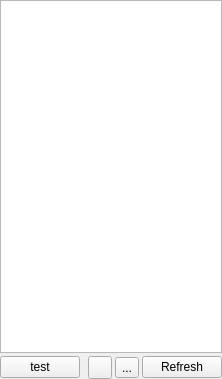
Old version of the form source/wnd/ui/devicemgr.ui in the repository ww4u/megarobostudio.
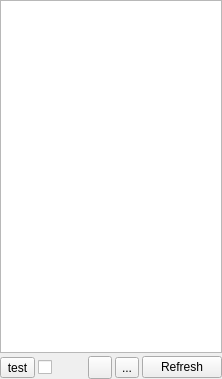
New version of the form. Icons and pictures are not drawn.

```diff
--- a/source/wnd/ui/devicemgr.ui
+++ b/source/wnd/ui/devicemgr.ui
@@ -50,12 +50,26 @@
    <item>
     <layout class="QHBoxLayout" name="horizontalLayout">
      <item>
-      <widget class="QPushButton" name="btnTest">
+      <widget class="QToolButton" name="btnTest">
        <property name="text">
         <string>test</string>
        </property>
       </widget>
      </item>
+     <item>
+      <widget class="QCheckBox" name="chkOnLine">
+       <property name="layoutDirection">
+        <enum>Qt::RightToLeft</enum>
+       </property>
+       <property name="text">
+        <string/>
+       </property>
+       <property name="icon">
+        <iconset resource="../res/res.qrc">
+         <normaloff>:/res/image/icon2/order.png</normaloff>:/res/image/icon2/order.png</iconset>
+       </property>
+      </widget>
+     </item>
      <item>
       <spacer name="horizontalSpacer">
        <property name="orientation">
```
